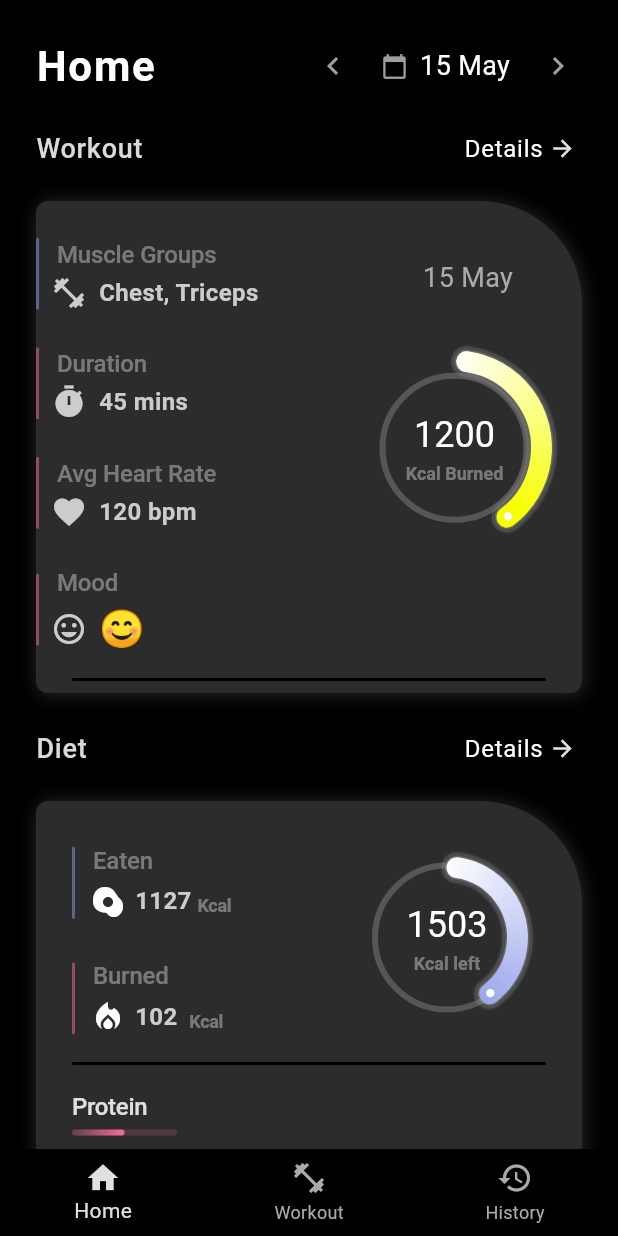
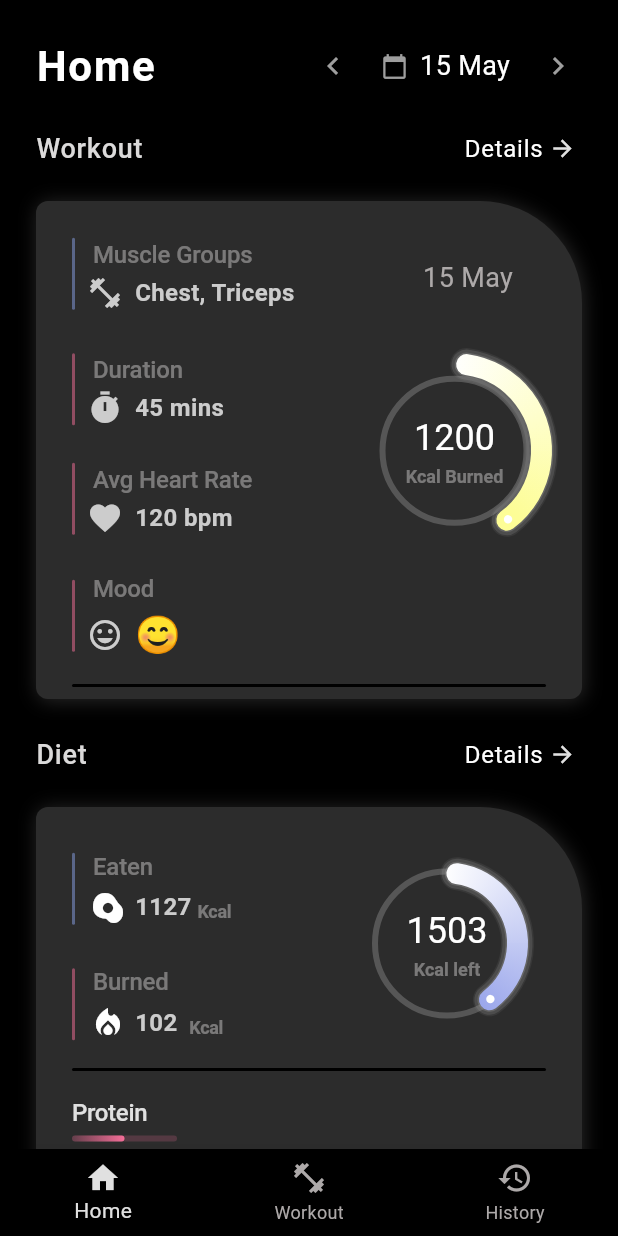
Before and after one commit to workout-logger/workout_app, a Flutter app: the screen it shows after launch, on a phone screen of 412 x 824 dp. Run offline on Flutter 3.47's test engine with Material 3 defaults, Android fonts, the light colour scheme and no system bars; our stand-ins replace hexcolor, shared_preferences, wakelock_plus.

Commit message:
added padding

```diff
--- a/lib/ui_view/last_workout.dart
+++ b/lib/ui_view/last_workout.dart
@@ -47,7 +47,7 @@ class LastWorkoutView extends StatelessWidget {
                   children: <Widget>[
                     Padding(
                       padding: const EdgeInsets.only(
-                          top: 16, right: 16),
+                          top: 16, right: 16, left: 24),
                       child: Row(
                         mainAxisAlignment: MainAxisAlignment.spaceBetween,
                         children: <Widget>[
@@ -127,7 +127,10 @@ class LastWorkoutView extends StatelessWidget {
                     Row(
                       children: <Widget>[
                         Expanded(
-                          child: Column(
+                          child: Padding(
+                              padding: const EdgeInsets.only(
+                                  left: 24, right: 24, top: 4),
+                            child: Column(
                             crossAxisAlignment: CrossAxisAlignment.start,
                             children: <Widget>[
                               Row(
@@ -308,6 +311,7 @@ class LastWorkoutView extends StatelessWidget {
                               ),
                             ],
                           ),
+                          )
                         ),
                         Padding(
                           padding: const EdgeInsets.only(right: 16, bottom: 70),
@@ -372,9 +376,9 @@ class LastWorkoutView extends StatelessWidget {
                                   child: CustomPaint(
                                     painter: CurvePainter(
                                       colors: [
-                                        FitnessAppTheme.nearlyDarkBlue,
-                                        HexColor("#f6ff00"),
-                                        HexColor("#f6ff00"),
+                                        const Color.fromARGB(255, 255, 255, 255),
+                                        HexColor("#fdfd96"),
+                                        HexColor("#fdfd96"),
                                       ],
                                       angle: 140 +
                                           (360 - 140) *
```
